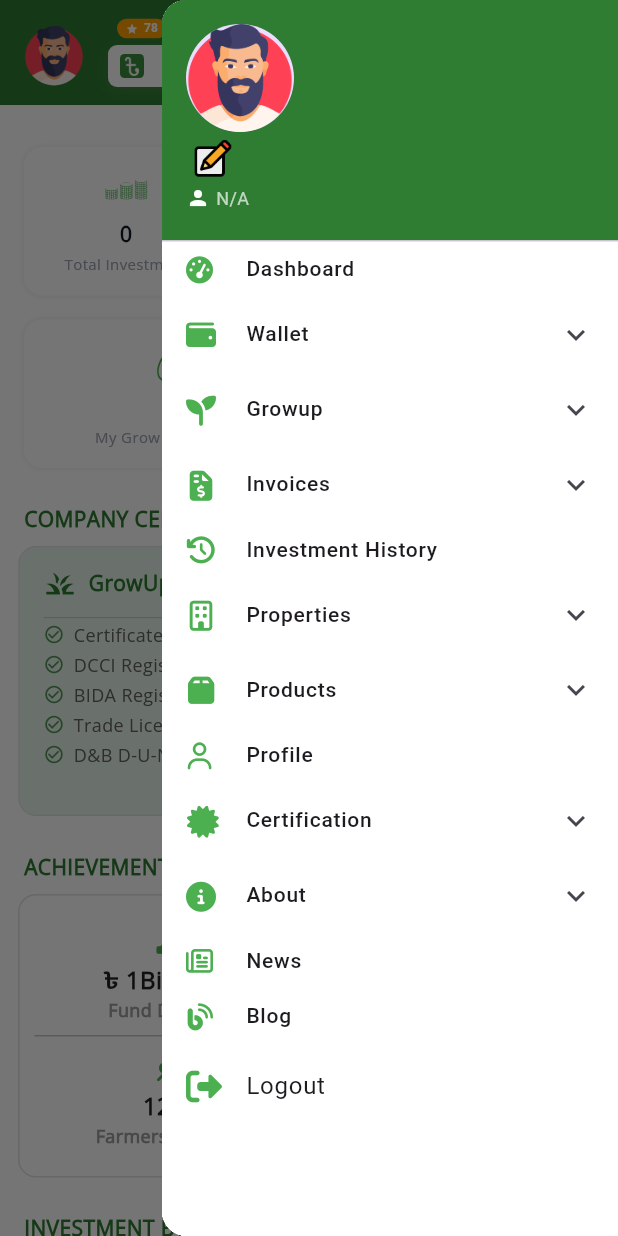
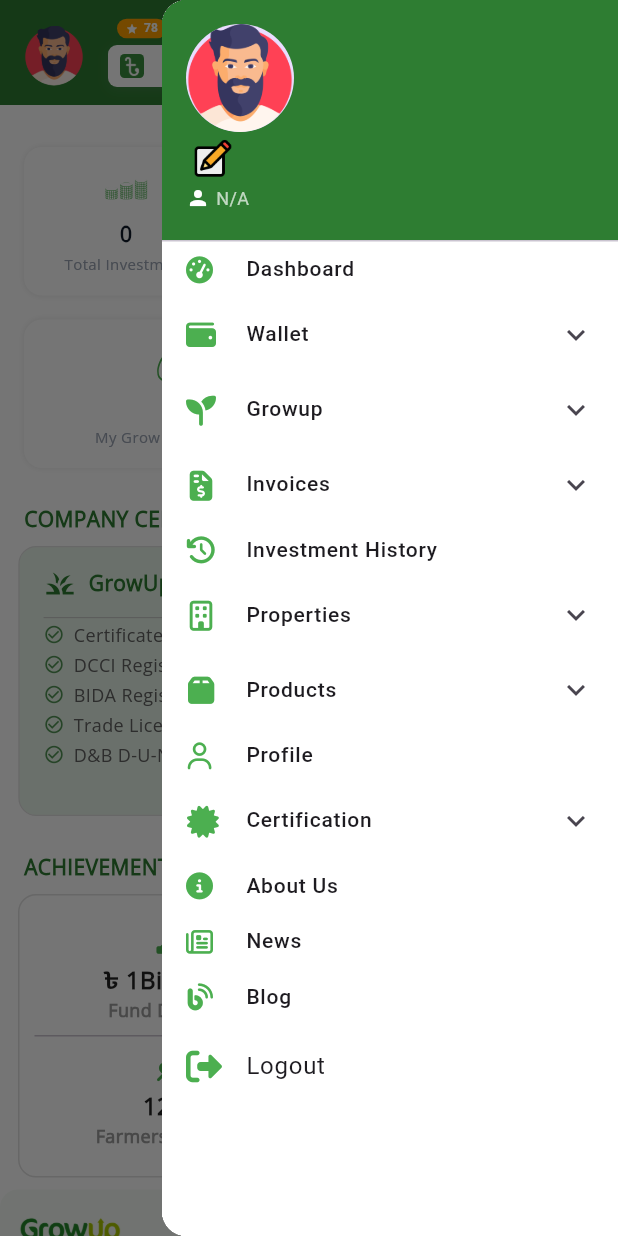
Before and after one commit to shekhorchandra/growup_mbl_app-master_restapi, a Flutter app: the DashboardInvestor screen opened directly, in the side drawer, after a tap on the "search" icon, on a phone screen of 412 x 824 dp. Run offline on Flutter 3.47's test engine with Material 3 defaults, Android fonts, the phone set to English and light mode, and no system bars; our stand-ins replace carousel_slider, dio, flutter_html, flutter_secure_storage, flutter_svg, font_awesome_flutter and 9 more; missing offline and left inert: flutter_file_dialog, flutter_pdfview, in_app_update, shurjopay; accounts and stored records are empty; network calls fail.

Commit message:
initial commit

```diff
--- a/lib/views/investor_dashboard.dart
+++ b/lib/views/investor_dashboard.dart
@@ -1036,55 +1036,63 @@ class _DashboardInvestorState extends State<DashboardInvestor> {
                           ),
                         ],
                       ),
-                      ExpansionTile(
-                        leading: Icon(
-                          FontAwesomeIcons.infoCircle,
-                          color: Colors.green,
-                          size: 20, // main icon size
-                        ),
-                        title: Text(
-                          'About',
-                          style: TextStyle(
-                            fontSize: 14, // main text size
-                            fontWeight: FontWeight.w500,
-                          ),
-                        ),
-                        tilePadding: const EdgeInsets.symmetric(horizontal: 16),
-                        childrenPadding: const EdgeInsets.only(left: 30, top: 0, bottom: 0), // compact padding
-                        dense: true,
-                        children: <Widget>[
-                          ListTile(
-                            dense: true,
-                            contentPadding: const EdgeInsets.only(left: 16, right: 16),
-                            visualDensity: const VisualDensity(vertical: -4),
-                            leading: Icon(
-                              FontAwesomeIcons.infoCircle,
-                              size: 16,
-                              color: Colors.green,
-                            ),
-                            title: Text(
-                              'About Us',
-                              style: TextStyle(fontSize: 13),
-                            ),
-                            onTap: () => Navigator.pushNamed(context, '/about_us'),
-                          ),
-                          ListTile(
-                            dense: true,
-                            contentPadding: const EdgeInsets.only(left: 16, right: 16),
-                            visualDensity: const VisualDensity(vertical: -4),
-                            leading: Icon(
-                              FontAwesomeIcons.fileAlt,
-                              size: 16, // reduced from 28
-                              color: Colors.green,
-                            ),
-                            title: Text(
-                              'Certificates',
-                              style: TextStyle(fontSize: 13),
-                            ),
-                            onTap: () => Navigator.pushNamed(context, '/certificate'),
-                          ),
-                        ],
+                      // ExpansionTile(
+                      //   leading: Icon(
+                      //     FontAwesomeIcons.infoCircle,
+                      //     color: Colors.green,
+                      //     size: 20, // main icon size
+                      //   ),
+                      //   title: Text(
+                      //     'About',
+                      //     style: TextStyle(
+                      //       fontSize: 14, // main text size
+                      //       fontWeight: FontWeight.w500,
+                      //     ),
+                      //   ),
+                      //   tilePadding: const EdgeInsets.symmetric(horizontal: 16),
+                      //   childrenPadding: const EdgeInsets.only(left: 30, top: 0, bottom: 0), // compact padding
+                      //   dense: true,
+                      //   children: <Widget>[
+                      //     ListTile(
+                      //       dense: true,
+                      //       contentPadding: const EdgeInsets.only(left: 16, right: 16),
+                      //       visualDensity: const VisualDensity(vertical: -4),
+                      //       leading: Icon(
+                      //         FontAwesomeIcons.infoCircle,
+                      //         size: 16,
+                      //         color: Colors.green,
+                      //       ),
+                      //       title: Text(
+                      //         'About Us',
+                      //         style: TextStyle(fontSize: 13),
+                      //       ),
+                      //       onTap: () => Navigator.pushNamed(context, '/about_us'),
+                      //     ),
+                      //     ListTile(
+                      //       dense: true,
+                      //       contentPadding: const EdgeInsets.only(left: 16, right: 16),
+                      //       visualDensity: const VisualDensity(vertical: -4),
+                      //       leading: Icon(
+                      //         FontAwesomeIcons.fileAlt,
+                      //         size: 16, // reduced from 28
+                      //         color: Colors.green,
+                      //       ),
+                      //       title: Text(
+                      //         'Certificates',
+                      //         style: TextStyle(fontSize: 13),
+                      //       ),
+                      //       onTap: () => Navigator.pushNamed(context, '/certificate'),
+                      //     ),
+                      //   ],
+                      // ),
+
+                      _buildDrawerItem(
+                        FontAwesomeIcons.infoCircle,
+                        'About Us',
+                        context,
+                        '/about_us',
                       ),
+
                       _buildDrawerItem(
                         FontAwesomeIcons.newspaper,
                         'News',
@@ -1413,18 +1421,6 @@ class _DashboardInvestorState extends State<DashboardInvestor> {
 
                 AchievementCard(),
 
-                // Growup Investment by category
-
-                SizedBox(height: 8,),
-                Padding(
-                  padding: const EdgeInsets.only(left: 16, top: 16),
-                  child: Text("INVESTMENT BY CATEGORY", style: TextStyle(
-                      fontSize: 14,
-                      color: Color(0xFF2E7D32),
-                      fontWeight: FontWeight.w600
-                  )),
-                ),
-
                 SizedBox(height: 8,),
 
                 Container(
@@ -1436,56 +1432,98 @@ class _DashboardInvestorState extends State<DashboardInvestor> {
                   child: Column(
                     children: [
                       Padding(
-                        padding: const EdgeInsets.symmetric(horizontal: 16.0),
+                        padding: const EdgeInsets.symmetric(horizontal: 12.0),
                         child: Row(
                           mainAxisAlignment: MainAxisAlignment.spaceBetween,
+                          crossAxisAlignment: CrossAxisAlignment.start,
                           children: [
-                            Image.asset(
-                              'assets/images/GrowupLogo.png',
-                              width: 60,
+                            Column(
+                              crossAxisAlignment: CrossAxisAlignment.start,
+                              children: [
+                                Image.asset(
+                                  'assets/images/GrowupLogo.png',
+                                  width: 70,
+                                ),
+                                // const SizedBox(height: 2), // smaller gap (can make 0 or remove)
+                                const Text(
+                                  "INVESTMENT BY CATEGORY",
+                                  style: TextStyle(
+                                    fontSize: 14,
+                                    color: Color(0xFF2E7D32),
+                                    fontWeight: FontWeight.w600,
+                                    height: 1.0, //  tighten line height slightly
+                                  ),
+                                ),
+                              ],
                             ),
                             Image.asset(
                               'assets/icons/Shariah.png',
-                              width: 60,
+                              width: 70,
                             ),
                           ],
                         ),
                       ),
+
                       const SizedBox(height: 12),
                       Padding(
-                        padding: EdgeInsets.symmetric(horizontal: 16.0),
-                        child: CategoryGridCard(
-                          items: [
-                            CategoryItem(icon: SvgPicture.asset(Assets.iconsLiveProject, color: Colors.green),        title: 'Live Projects', onTap: () {
-                              Navigator.push(
-                                context,
-                                MaterialPageRoute(builder: (context) => const LiveProjectsPage()),
-                              );
-                            }),
-                            CategoryItem(icon: SvgPicture.asset(Assets.iconsTotalInvestment, color: Colors.green), title: 'Long Duration', onTap: () {
-                              Navigator.push(
-                                context,
-                                MaterialPageRoute(builder: (context) => const LongProjectsPage()),
-                              );
-                            }),
-                            CategoryItem(icon: SvgPicture.asset(Assets.iconsSort, color: Colors.green),     title: 'Short Duration', onTap: () {
-                              Navigator.push(
-                                context,
-                                MaterialPageRoute(builder: (context) => const ShortProjectsPage()),
-                              );
-                            }),
-                            CategoryItem(icon: SvgPicture.asset(Assets.iconsMach, color: Colors.green),             title: 'Matured Projects', onTap: () {
-                              Navigator.push(
-                                context,
-                                MaterialPageRoute(builder: (context) => const CompletedProjectsPage()),
-                              );
-                            }),
-                            CategoryItem(icon: SvgPicture.asset(Assets.iconsEarning, color: Colors.green), title: 'All GrowUp Projects', onTap: () {
-                              Navigator.push(
-                                context,
-                                MaterialPageRoute(builder: (context) => const AllProjectsPage()),
-                              );
-                            }),
+                        padding: const EdgeInsets.symmetric(horizontal: 10.0),
+                        child: Column(
+                          crossAxisAlignment: CrossAxisAlignment.stretch,
+                          children: [
+                            // First row (3 cards)
+                            CategoryGridCard(
+                              minCrossAxisCount: 3,
+                              maxCrossAxisCount: 3,
+                              aspectRatio: 2.0, //  same ratio for consistent height
+                              items: [
+                                CategoryItem(
+                                  icon: SvgPicture.asset(Assets.iconsLiveProject, color: Colors.green),
+                                  title: 'Live Projects',
+                                  onTap: () {
+                                    Navigator.push(context, MaterialPageRoute(builder: (context) => const LiveProjectsPage()));
+                                  },
+                                ),
+                                CategoryItem(
+                                  icon: SvgPicture.asset(Assets.iconsTotalInvestment, color: Colors.green),
+                                  title: 'Long Duration',
+                                  onTap: () {
+                                    Navigator.push(context, MaterialPageRoute(builder: (context) => const LongProjectsPage()));
+                                  },
+                                ),
+                                CategoryItem(
+                                  icon: SvgPicture.asset(Assets.iconsSort, color: Colors.green),
+                                  title: 'Short Duration',
+                                  onTap: () {
+                                    Navigator.push(context, MaterialPageRoute(builder: (context) => const ShortProjectsPage()));
+                                  },
+                                ),
+                              ],
+                            ),
+
+                            const SizedBox(height: 10),
+
+                            // ✅ Second row (2 cards, same height as first row)
+                            CategoryGridCard(
+                              minCrossAxisCount: 2,
+                              maxCrossAxisCount: 2,
+                              aspectRatio: 3.0, //  same as above
+                              items: [
+                                CategoryItem(
+                                  icon: SvgPicture.asset(Assets.iconsMach, color: Colors.green),
+                                  title: 'Matured Projects',
+                                  onTap: () {
+                                    Navigator.push(context, MaterialPageRoute(builder: (context) => const CompletedProjectsPage()));
+                                  },
+                                ),
+                                CategoryItem(
+                                  icon: SvgPicture.asset(Assets.iconsEarning, color: Colors.green),
+                                  title: 'All GrowUp Projects',
+                                  onTap: () {
+                                    Navigator.push(context, MaterialPageRoute(builder: (context) => const AllProjectsPage()));
+                                  },
+                                ),
+                              ],
+                            ),
                           ],
                         ),
                       ),
@@ -1504,7 +1542,7 @@ class _DashboardInvestorState extends State<DashboardInvestor> {
                   child: SingleChildScrollView(
                     child: Column(
                       crossAxisAlignment: CrossAxisAlignment.start,
-                      mainAxisSize: MainAxisSize.min, // ✅ shrink to fit
+                      mainAxisSize: MainAxisSize.min, // shrink to fit
                       children: [
                         Row(
                           mainAxisAlignment: MainAxisAlignment.spaceBetween,
--- a/lib/widgets/category_item.dart
+++ b/lib/widgets/category_item.dart
@@ -22,6 +22,7 @@ class CategoryGridCard extends StatelessWidget {
     this.minCrossAxisCount = 3,
     this.maxCrossAxisCount = 4,
     this.titleFontSize = 10,
+    this.aspectRatio,
   });
 
   final List<CategoryItem> items;
@@ -31,6 +32,7 @@ class CategoryGridCard extends StatelessWidget {
   final int minCrossAxisCount; // used on narrow screens
   final int maxCrossAxisCount; // used on wide screens
   final double titleFontSize;
+  final double? aspectRatio;
 
   @override
   Widget build(BuildContext context) {
@@ -41,7 +43,9 @@ class CategoryGridCard extends StatelessWidget {
 
         // Card aspect ratio so the reserved title area + icon fit nicely
         // You can tweak this if you want taller/shorter cards.
-        final childAspectRatio = c.maxWidth < 520 ? 1.62 : 1.3;
+        final childAspectRatio = aspectRatio ??
+            (c.maxWidth < 520 ? 1.62 : 1.3);
+
 
         return GridView.builder(
           shrinkWrap: true,
--- a/pubspec.yaml
+++ b/pubspec.yaml
@@ -16,7 +16,7 @@ publish_to: 'none' # Remove this line if you wish to publish to pub.dev
 # https://developer.apple.com/library/archive/documentation/General/Reference/InfoPlistKeyReference/Articles/CoreFoundationKeys.html
 # In Windows, build-name is used as the major, minor, and patch parts
 # of the product and file versions while build-number is used as the build suffix.
-version: 1.1.17+34
+version: 1.1.18+35
 
 environment:
   sdk: ^3.8.1
@@ -44,7 +44,7 @@ dependencies:
   get: ^4.6.6 # You used Get.context
   flutter_secure_storage: ^9.0.0 # check for latest version
   package_info_plus: ^8.3.0
-  webview_flutter: ^4.9.0
+  webview_flutter: ^4.2.1
   font_awesome_flutter: ^10.10.0
   flutter_pdfview: ^1.2.3
   carousel_slider: ^5.1.1
```
Also changed, not shown: lib/models/investor_profile_model.dart (+14 -0 lines), lib/views/ProfilePage.dart (+46 -9 lines), lib/views/project_Descriotion_page.dart (+41 -25 lines), lib/views/project_certificate_page.dart (+34 -12 lines), lib/views/web_view_page.dart (added, +56 -0 lines), pubspec.lock, 1 other file.
